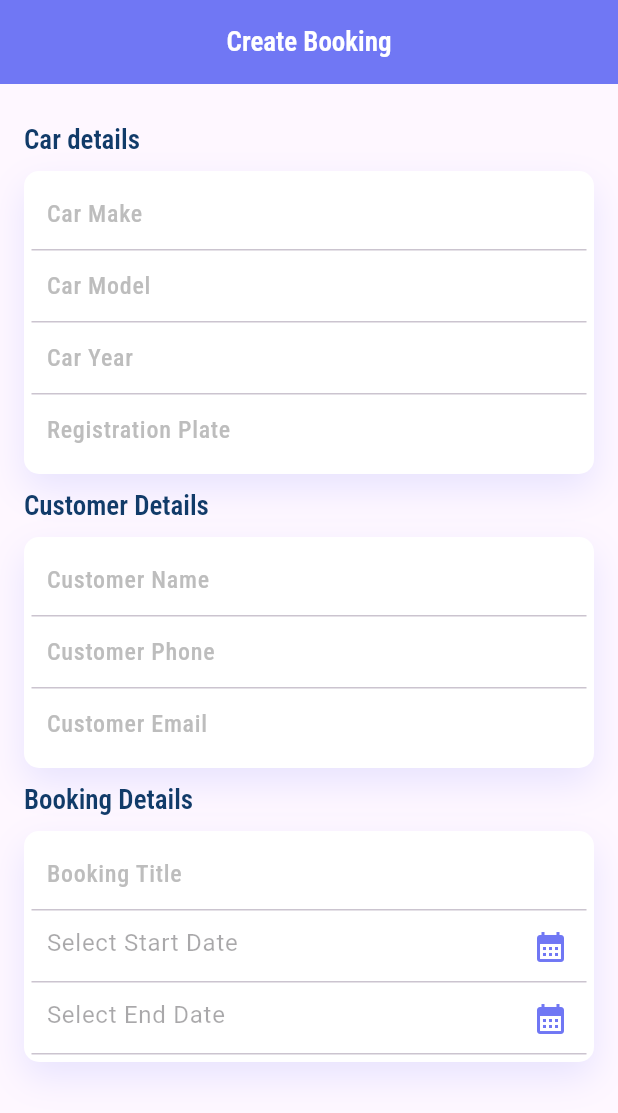
After one commit to Sumaiya-Mollika/car-workshop, a Flutter app: the screen it shows once a user with an empty profile is signed in, on a phone screen of 412 x 824 dp. The commit adds this screen. Shown: the top 1113 px of the screen. Run offline on Flutter 3.47's test engine with Material 3 defaults, Android fonts, the phone set to English and light mode, and no system bars; drawn by our look-alikes of flutter_easyloading; our stand-ins replace cloud_firestore, eva_icons_flutter, firebase_auth, firebase_core, get, google_fonts; accounts and stored records are empty; network calls fail.

Commit message:
booking screen design

```diff
--- /dev/null
+++ b/lib/app/controllers/booking_controller.dart
@@ -0,0 +1,81 @@
+import 'dart:developer';
+
+import 'package:get/get.dart';
+import 'package:cloud_firestore/cloud_firestore.dart';
+import '../models/booking_model.dart';
+
+
+class BookingController extends GetxController {
+  final FirebaseFirestore _firestore = FirebaseFirestore.instance;
+  final bookingTitle=RxString("");
+  final carMake=RxString("");
+  final carModel=RxString("");
+  final carYear=RxString("");
+  final registrationPlate=RxString("");
+  final customerName=RxString("");
+  final customerPhone=RxString("");
+  final customerEmail=RxString("");
+final mechanics = RxList([]);
+
+final startDate=Rx<DateTime?> (null);
+final endDate=Rx<DateTime?> (null);
+  @override
+  void onInit() {
+    super.onInit();
+    fetchMechanics();  // Load mechanics when controller is initialized
+  }
+
+  // Fetch mechanics from Firestore
+  void fetchMechanics() {
+    _firestore.collection('users').where('role', isEqualTo: 'mechanic').get().then((querySnapshot) {
+      mechanics.value = querySnapshot.docs.map((doc) {
+        return {'id': doc.id, 'name': doc['email']};  // Use email as name for now
+      }).toList();
+    });
+
+    log(mechanics.toJson().toString());
+  }
+
+  // Create a new booking in Firestore
+  Future<void> createBooking(
+    String carMake,
+    String carModel,
+    String carYear,
+    String registrationPlate,
+    String customerName,
+    String customerPhone,
+    String customerEmail,
+    String bookingTitle,
+    DateTime startDateTime,
+    DateTime endDateTime,
+    String mechanicId,
+  ) async {
+    try {
+      // Generate a new document ID
+      String bookingId = _firestore.collection('bookings').doc().id;
+
+      // Create a Booking object
+      Booking newBooking = Booking(
+        id: bookingId,
+        carMake: carMake,
+        carModel: carModel,
+        carYear: carYear,
+        registrationPlate: registrationPlate,
+        customerName: customerName,
+        customerPhone: customerPhone,
+        customerEmail: customerEmail,
+        bookingTitle: bookingTitle,
+        startDateTime: startDateTime,
+        endDateTime: endDateTime,
+        mechanicId: mechanicId,
+      );
+
+      // Save the booking to Firestore
+      await _firestore.collection('bookings').doc(bookingId).set(newBooking.toMap());
+
+      Get.snackbar("Success", "Booking created successfully!");
+    } catch (e) {
+      Get.snackbar("Error", "Failed to create booking: $e");
+    }
+  }
+}
--- /dev/null
+++ b/lib/app/models/booking_model.dart
@@ -0,0 +1,65 @@
+class Booking {
+  final String id;
+  final String carMake;
+  final String carModel;
+  final String carYear;
+  final String registrationPlate;
+  final String customerName;
+  final String customerPhone;
+  final String customerEmail;
+  final String bookingTitle;
+  final DateTime startDateTime;
+  final DateTime endDateTime;
+  final String mechanicId;
+
+  Booking({
+    required this.id,
+    required this.carMake,
+    required this.carModel,
+    required this.carYear,
+    required this.registrationPlate,
+    required this.customerName,
+    required this.customerPhone,
+    required this.customerEmail,
+    required this.bookingTitle,
+    required this.startDateTime,
+    required this.endDateTime,
+    required this.mechanicId,
+  });
+
+
+  Map<String, dynamic> toMap() {
+    return {
+      'id': id,
+      'carMake': carMake,
+      'carModel': carModel,
+      'carYear': carYear,
+      'registrationPlate': registrationPlate,
+      'customerName': customerName,
+      'customerPhone': customerPhone,
+      'customerEmail': customerEmail,
+      'bookingTitle': bookingTitle,
+      'startDateTime': startDateTime.toIso8601String(),
+      'endDateTime': endDateTime.toIso8601String(),
+      'mechanicId': mechanicId,
+    };
+  }
+
+
+  static Booking fromMap(Map<String, dynamic> map) {
+    return Booking(
+      id: map['id'],
+      carMake: map['carMake'],
+      carModel: map['carModel'],
+      carYear: map['carYear'],
+      registrationPlate: map['registrationPlate'],
+      customerName: map['customerName'],
+      customerPhone: map['customerPhone'],
+      customerEmail: map['customerEmail'],
+      bookingTitle: map['bookingTitle'],
+      startDateTime: DateTime.parse(map['startDateTime']),
+      endDateTime: DateTime.parse(map['endDateTime']),
+      mechanicId: map['mechanicId'],
+    );
+  }
+}
--- /dev/null
+++ b/lib/app/ui/components/date_picker_component.dart
@@ -0,0 +1,46 @@
+import 'package:car_care/app/utils/style.dart';
+import 'package:flutter/material.dart';
+import 'package:get/get.dart';
+
+class DatePickerComponent extends StatelessWidget {
+  final Rx<DateTime?> selectedDate;
+  final String hintText;
+  final Function(DateTime?) onDateSelected;
+
+  const DatePickerComponent({
+    super.key,
+    required this.selectedDate,
+    required this.hintText,
+    required this.onDateSelected,
+  });
+
+  @override
+  Widget build(BuildContext context) {
+    return GestureDetector(
+      onTap: () async {
+        DateTime? pickedDate = await showDatePicker(
+          context: context,
+          initialDate: selectedDate.value ?? DateTime.now(),
+          firstDate: DateTime(2000),
+          lastDate: DateTime(2101),
+        );
+        if (pickedDate != null) {
+          onDateSelected(pickedDate);
+        }
+      },
+      child: Obx(() => TextField(
+        enabled: false,
+            decoration: InputDecoration(
+              hintText: selectedDate.value == null
+                  ? hintText
+                  : selectedDate.value!.toLocal().toString().split(' ')[0],
+              border:InputBorder.none,
+              //border: const OutlineInputBorder(),
+              contentPadding: const EdgeInsets.all(10),
+              suffixIcon: Icon(Icons.calendar_month,color: primaryColor,)
+            ),
+
+          )),
+    );
+  }
+}
--- a/lib/app/ui/components/text_field_component.dart
+++ b/lib/app/ui/components/text_field_component.dart
@@ -96,7 +96,7 @@ class _TextFieldComponentState
 
           errorMaxLines: 3,
           border: InputBorder.none,
-
+        contentPadding: const EdgeInsets.symmetric(horizontal: 10),
           suffixIcon:widget.isPasswordField==true? GestureDetector(
               onTap: () {
                 setState(() {
--- /dev/null
+++ b/lib/app/ui/screens/booking_screen.dart
@@ -0,0 +1,176 @@
+import 'package:car_care/app/ui/components/text_component.dart';
+import 'package:car_care/app/ui/components/text_field_component.dart';
+import 'package:car_care/app/utils/style.dart';
+import 'package:car_care/config/base.dart';
+import 'package:flutter/material.dart';
+import 'package:get/get.dart';
+
+import '../components/date_picker_component.dart';
+import '../components/divider_component.dart';
+import '../components/dropdown_component.dart';
+import '../components/sadow_container_component.dart';
+
+class BookingScreen extends StatelessWidget with Base{
+
+
+  BookingScreen({super.key});
+
+  @override
+  Widget build(BuildContext context) {
+    return Scaffold(
+      appBar: AppBar(
+        backgroundColor: primaryColor,
+        title: const TextComponent("Create Booking",fontWeight: titleFontWeight,color: kWhiteColor,),centerTitle: true,),
+      body: Padding(
+        padding: const EdgeInsets.all(16.0),
+        child: SingleChildScrollView(
+          child: Column(
+            mainAxisAlignment: MainAxisAlignment.start,
+            crossAxisAlignment: CrossAxisAlignment.start,
+            children: [
+              const TextComponent("Car details",fontWeight: titleFontWeight,color: kTextColor,padding: EdgeInsets.symmetric(vertical: 10),),
+              ShadowContainerComponent(
+                Column(
+                  children: [
+
+                  TextFieldComponent(onChanged: (String?value){
+                    bookingC.carMake.value=value!;
+                  },hint:"Car Make" ,padding: EdgeInsets.zero,),
+                  const DividerComponent(),
+                  TextFieldComponent(onChanged: (String?value){
+                    bookingC.carModel.value=value!;
+                  },hint:"Car Model" ,padding: EdgeInsets.zero,),
+                  const DividerComponent(),
+                  TextFieldComponent(onChanged: (String?value){
+                    bookingC.carYear.value=value!;
+                  },hint:"Car Year" ,padding: EdgeInsets.zero,),
+                  const DividerComponent(),
+                  TextFieldComponent(onChanged: (String?value){
+                    bookingC.registrationPlate.value=value!;
+                  },hint:"Registration Plate" ,padding: EdgeInsets.zero,),
+
+
+
+
+
+
+                    // SizedBox(height: 16),
+                    // // DateTime pickers
+                    // ElevatedButton(
+                    //   onPressed: () {
+                    //     showDatePicker(
+                    //       context: context,
+                    //       initialDate: DateTime.now(),
+                    //       firstDate: DateTime(2000),
+                    //       lastDate: DateTime(2101),
+                    //     ).then((date) {
+                    //       if (date != null) {
+                    //         startDateTime = date;
+                    //         endDateTime = date.add(Duration(hours: 1)); // Default 1-hour booking
+                    //       }
+                    //     });
+                    //   },
+                    //   child: Text("Select Start Date/Time"),
+                    // ),
+                    // SizedBox(height: 16),
+                    // // Dropdown for selecting mechanic
+                    // DropdownButton<String>(
+                    //   value: selectedMechanic,
+                    //   hint: Text("Select Mechanic"),
+                    //   onChanged: (value) {
+                    //     selectedMechanic = value!;
+                    //   },
+                    //   items: bookingC.mechanics.map((mechanic) {
+                    //     return DropdownMenuItem<String>(
+                    //       value: mechanic['id'], // Mechanic's Firebase user ID
+                    //       child: Text(mechanic['name']),
+                    //     );
+                    //   }).toList(),
+                    // ),
+                    // SizedBox(height: 24),
+                    // ElevatedButton(
+                    //   onPressed: () {
+                    //     bookingController.createBooking(
+                    //       // carMakeController.text,
+                    //       // carModelController.text,
+                    //       // carYearController.text,
+                    //       // registrationPlateController.text,
+                    //       // customerNameController.text,
+                    //       // customerPhoneController.text,
+                    //       // customerEmailController.text,
+                    //       // bookingTitleController.text,
+                    //       // startDateTime,
+                    //       // endDateTime,
+                    //       // selectedMechanic!,
+                    //     );
+                    //   },
+                    //   child: Text("Create Booking"),å
+                    // ),
+                  ],
+                ),
+              ),
+                const TextComponent("Customer Details",fontWeight: titleFontWeight,color: kTextColor,padding: EdgeInsets.symmetric(vertical: 10),),
+              ShadowContainerComponent(
+                      Column(
+                        children: [
+                          TextFieldComponent(onChanged: (String?value){
+                                              bookingC.customerName.value=value!;
+                                            },hint:"Customer Name" ,padding: EdgeInsets.zero,),
+                                               const DividerComponent(),
+                  TextFieldComponent(onChanged: (String?value){
+                    bookingC.customerPhone.value=value!;
+                  },hint:"Customer Phone" ,padding: EdgeInsets.zero,),
+                  const DividerComponent(),
+                  TextFieldComponent(onChanged: (String?value){
+                    bookingC.customerEmail.value=value!;
+                  },hint:"Customer Email" ,padding: EdgeInsets.zero,),
+                        ],
+                      ),
+
+
+              ),
+                const TextComponent("Booking Details",fontWeight: titleFontWeight,color: kTextColor,padding: EdgeInsets.symmetric(vertical: 10),),
+              ShadowContainerComponent(
+                      Column(
+                        children: [
+                                 TextFieldComponent(onChanged: (String?value){
+              bookingC.bookingTitle.value=value!;
+                  },hint:"Booking Title" ,padding: EdgeInsets.zero,),
+                  const DividerComponent(),
+                         DatePickerComponent(
+                      selectedDate: bookingC.startDate,
+                      hintText: "Select Start Date",
+                      onDateSelected: (DateTime? date) {
+                        bookingC.startDate.value = date;
+                      },
+                    ),
+                    const DividerComponent(),
+                    DatePickerComponent(
+                      selectedDate: bookingC.endDate,
+                      hintText: "Select End Date",
+                      onDateSelected: (DateTime? date) {
+                        bookingC.endDate.value = date;
+                      },
+                    ),
+                      const DividerComponent(),
+                    // DropdownComponent<String>(
+                    //   items: bookingC.mechanics,
+                    //   selectedValue: bookingC.selectedMechanic,
+                    //   hintText: "Assign Mechanic",
+                    //   getItemLabel: (mechanic) => mechanic ?? "",
+                    //   onChanged: (String? value) {
+                    //     bookingC.selectedMechanic.value = value;
+                    //   },
+                    // ),
+                        ],
+                      ),
+
+
+              )
+            ],
+          ),
+        ),
+      ),
+    );
+  }
+}
--- a/lib/config/base.dart
+++ b/lib/config/base.dart
@@ -1,8 +1,11 @@
 import 'package:get/get.dart';
 
 import '../app/controllers/auth_controller.dart';
+import '../app/controllers/booking_controller.dart';
+
 
 mixin class Base {
   final authC = Get.put(AuthController());
+  final bookingC = Get.put(BookingController());
 
 }
```
Also changed, not shown: lib/app/controllers/auth_controller.dart (+26 -30 lines), lib/app/ui/components/divider_component.dart (added, +12 -0 lines), lib/app/ui/components/dropdown_component.dart (added, +41 -0 lines), lib/app/utils/constants.dart (line endings or trailing spaces).
